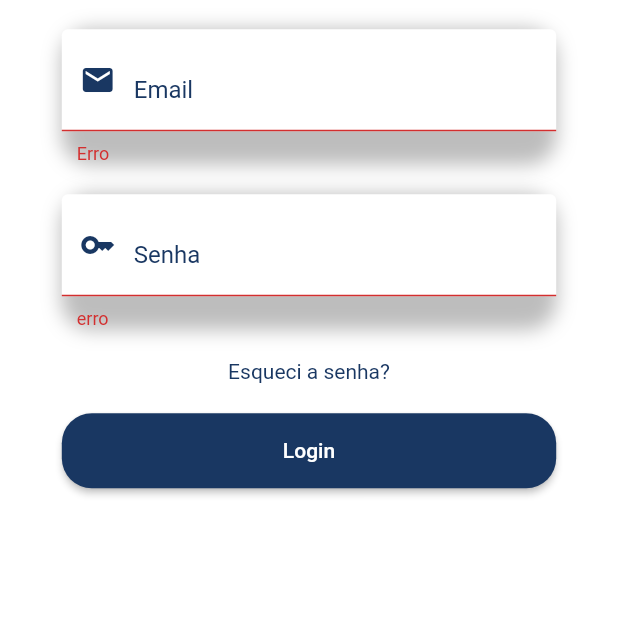
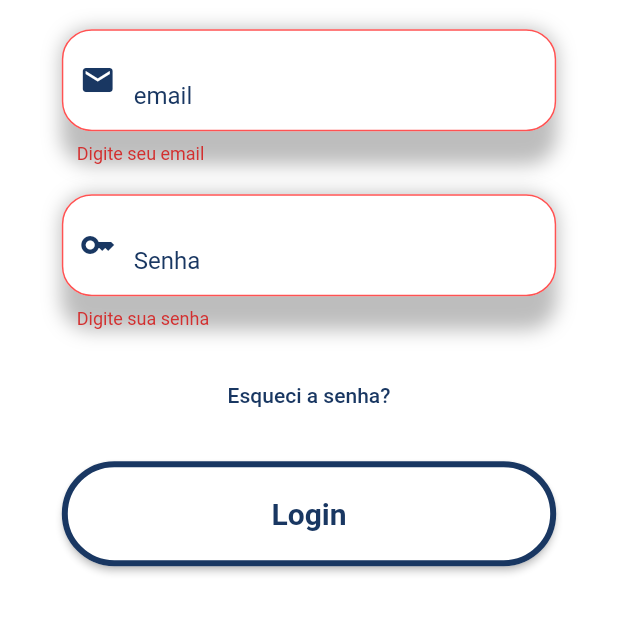
Before and after one commit to MarshFfeco/Project_abc, a Flutter app: the screen it shows after launch, after a tap on "Login", on a phone screen of 412 x 824 dp, the part 248-882 px from its top. Run offline on Flutter 3.47's test engine with Material 2 defaults, Android fonts, the phone set to English and light mode, and no system bars.

Commit message:
atualização da tela de login
atualização da tela de login.

```diff
--- a/lib/screens/Login_screen.dart
+++ b/lib/screens/Login_screen.dart
@@ -1,3 +1,6 @@
+import 'package:fadba/screens/components/Textfield_button_widget.dart';
+import 'package:fadba/screens/components/Textfield_widget.dart';
+import 'package:fadba/screens/components/Textfield_widget_password.dart';
 import 'package:fadba/values/Custom_color.dart';
 import 'package:flutter/material.dart';
 
@@ -11,8 +14,7 @@ class LoginScreen extends StatelessWidget {
 
     return Scaffold(
       backgroundColor: Colors.white,
-      body: SingleChildScrollView(
-        child: Column(
+      body: Column(
         children: [
           SizedBox(
             //TELA COM IMAGEM E LOGO DA FADBA
@@ -26,12 +28,13 @@ class LoginScreen extends StatelessWidget {
             child: Form(
                 child: Column(
               children: [
-                  MyCustomForm(),
+                MyCustomForm(
+                  width: width,
+                ),
               ],
             )),
           )
         ],
-        ),
       ),
     );
   }
@@ -61,7 +64,9 @@ class DecoracaoDestaque extends StatelessWidget {
 }
 
 class MyCustomForm extends StatefulWidget {
-  MyCustomForm({Key? key}) : super(key: key);
+  const MyCustomForm({Key? key, required this.width}) : super(key: key);
+
+  final width;
 
   @override
   State<MyCustomForm> createState() => _MyCustomFormState();
@@ -70,37 +75,57 @@ class MyCustomForm extends StatefulWidget {
 class _MyCustomFormState extends State<MyCustomForm> {
   final _formKey = GlobalKey<FormState>();
 
+  GlobalKey get getFormKey {
+    return _formKey;
+  }
+
   @override
   Widget build(BuildContext context) {
-    final width = MediaQuery.of(context).size.width;
-
     return Form(
       key: _formKey,
       child: Column(
+        mainAxisAlignment: MainAxisAlignment.end,
         children: [
-          SizedBox(height: 20.0),
+          const SizedBox(height: 20.0),
           SizedBox(
-            width: width * 0.8,
-            child: MyCustomFormEmail(width: width),
+            width: widget.width * 0.8,
+            child: const TextfieldWidget(
+                hinText: 'email',
+                prefixIcon: Icons.email,
+                sufixIcon: Icons.close,
+                obscureText: false,
+                textInputType: TextInputType.emailAddress),
           ),
-          SizedBox(height: 20.0),
+          const SizedBox(height: 20.0),
           SizedBox(
-            width: width * 0.8,
-            child: MyCustomFormPassword(width: width),
-          ),
-          SizedBox(height: 20.0),
+              width: widget.width * 0.8,
+              child: const TextfieldPasswordWidget()),
+          const SizedBox(height: 20.0),
           Center(
-            child: Text(
-              "Esqueci a senha?",
-              style: TextStyle(color: CustomColor().getCorPadraoAzul),
+            child: TextButton(
+              onPressed: () {
+                ScaffoldMessenger.of(context).showSnackBar(const SnackBar(
+                  content: Text("Esqueci a senha"),
+                ));
+              },
+              child: Text("Esqueci a senha?",
+                  style: TextStyle(color: CustomColor().getCorPadraoAzul)),
             ),
           ),
-          SizedBox(height: 20.0),
+          const SizedBox(height: 20.0),
+          TextfieldButtonWidget(
+            width: widget.width,
+            formKey: getFormKey,
+            nameButton: 'Login',
+            isFill: true,
+            padromColor: CustomColor().getCorPadraoAzul,
+          )
+          /*
           ElevatedButton(
             style: ElevatedButton.styleFrom(
                 primary: CustomColor().getCorPadraoAzul,
                 fixedSize: Size(width * 0.8, 50),
-                shape: RoundedRectangleBorder(
+                shape: const RoundedRectangleBorder(
                   borderRadius: BorderRadius.all(Radius.circular(20)),
                 )),
             onPressed: () {
@@ -112,141 +137,9 @@ class _MyCustomFormState extends State<MyCustomForm> {
             },
             child: const Text('Login'),
           ),
+          */
         ],
       ),
     );
   }
 }
-
-class MyCustomFormPassword extends StatefulWidget {
-  MyCustomFormPassword({
-    Key? key,
-    required this.width,
-  }) : super(key: key);
-
-  final double width;
-
-  @override
-  State<MyCustomFormPassword> createState() => _MyCustomFormPasswordState();
-}
-
-class _MyCustomFormPasswordState extends State<MyCustomFormPassword> {
-  bool _securityText = true;
-
-  @override
-  Widget build(BuildContext context) {
-    return Container(
-      decoration: BoxDecoration(
-          borderRadius: BorderRadius.all(Radius.circular(20)),
-          boxShadow: [
-            BoxShadow(
-              color: Colors.black26,
-              blurRadius: 10,
-            )
-          ]),
-      child: TextFormField(
-        keyboardType: TextInputType.visiblePassword,
-        obscureText: _securityText,
-        decoration: InputDecoration(
-          contentPadding: EdgeInsets.all(10),
-          enabledBorder: OutlineInputBorder(
-            borderSide: BorderSide(color: Colors.white),
-            borderRadius: BorderRadius.all(Radius.circular(20)),
-          ),
-          focusedBorder: OutlineInputBorder(
-            borderSide: BorderSide(color: Colors.white),
-            borderRadius: BorderRadius.all(Radius.circular(20)),
-          ),
-          filled: true,
-          fillColor: Colors.white,
-          prefixIcon: Icon(
-            Icons.key,
-            color: CustomColor().getCorPadraoAzul,
-          ),
-          suffix: IconButton(
-              icon: Icon(_securityText
-                  ? Icons.remove_red_eye_rounded
-                  : Icons.remove_red_eye_outlined),
-              onPressed: () => setState(() => _securityText = !_securityText)),
-          hintText: 'Senha',
-          hintStyle: TextStyle(color: CustomColor().getCorPadraoAzul),
-        ),
-        validator: (value) {
-          if (value == null || value.isEmpty) {
-            return 'erro';
-          }
-          return null;
-        },
-      ),
-    );
-  }
-}
-
-class MyCustomFormEmail extends StatefulWidget {
-  const MyCustomFormEmail({
-    Key? key,
-    required this.width,
-  }) : super(key: key);
-
-  final double width;
-
-  @override
-  State<MyCustomFormEmail> createState() => _MyCustomFormEmailState();
-}
-
-class _MyCustomFormEmailState extends State<MyCustomFormEmail> {
-  final _myController = TextEditingController();
-
-  @override
-  void dispose() {
-    _myController.dispose();
-    super.dispose();
-  }
-
-  @override
-  Widget build(BuildContext context) {
-    return Container(
-      decoration: BoxDecoration(
-          borderRadius: BorderRadius.all(Radius.circular(20)),
-          boxShadow: [
-            BoxShadow(
-              color: Colors.black26,
-              blurRadius: 10,
-            )
-          ]),
-      child: TextFormField(
-        controller: _myController,
-        keyboardType: TextInputType.emailAddress,
-        obscureText: false,
-        decoration: InputDecoration(
-          contentPadding: EdgeInsets.all(10),
-          enabledBorder: OutlineInputBorder(
-              borderSide: BorderSide(color: Colors.white),
-              borderRadius: BorderRadius.all(Radius.circular(20))),
-          focusedBorder: OutlineInputBorder(
-            borderSide: BorderSide(color: Colors.white),
-            borderRadius: BorderRadius.all(Radius.circular(20)),
-          ),
-          filled: true,
-          fillColor: Colors.white,
-          prefixIcon: Icon(
-            Icons.email,
-            color: CustomColor().getCorPadraoAzul,
-          ),
-          suffix: IconButton(
-            icon: Icon(Icons.close),
-            onPressed: () => setState(() => _myController.clear()),
-          ),
-          hintText: 'Email',
-          hintStyle: TextStyle(color: CustomColor().getCorPadraoAzul),
-        ),
-        validator: (value) {
-          if (value == null || value.isEmpty) {
-            return 'Erro';
-          }
-          return null;
-        },
-      ),
-    );
-  }
-}
--- /dev/null
+++ b/lib/screens/components/Textfield_button_widget.dart
@@ -0,0 +1,49 @@
+import 'package:flutter/material.dart';
+
+import '../../values/Custom_color.dart';
+
+class TextfieldButtonWidget extends StatelessWidget {
+  const TextfieldButtonWidget(
+      {Key? key,
+      required this.width,
+      required this.formKey,
+      required this.nameButton,
+      required this.isFill,
+      required this.padromColor})
+      : super(key: key);
+
+  final width;
+  final formKey;
+  final bool isFill;
+  final Color padromColor;
+
+  final String nameButton;
+
+  @override
+  Widget build(BuildContext context) {
+    return ElevatedButton(
+      style: ElevatedButton.styleFrom(
+        primary: isFill ? Colors.white : padromColor,
+        onPrimary: isFill ? padromColor : Colors.white,
+        textStyle: const TextStyle(fontSize: 20, fontWeight: FontWeight.bold),
+        minimumSize: Size(width * 0.8, 70),
+        shape: isFill
+            ? StadiumBorder(
+                side: BorderSide(
+                  width: 4,
+                  color: padromColor,
+                ),
+              )
+            : const StadiumBorder(),
+      ),
+      onPressed: () {
+        if (formKey.currentState!.validate()) {
+          ScaffoldMessenger.of(context).showSnackBar(
+            const SnackBar(content: Text('Processando informações')),
+          );
+        }
+      },
+      child: Text(nameButton),
+    );
+  }
+}
--- /dev/null
+++ b/lib/screens/components/Textfield_widget.dart
@@ -0,0 +1,86 @@
+import 'package:flutter/material.dart';
+
+import '../../values/Custom_color.dart';
+
+class TextfieldWidget extends StatefulWidget {
+  const TextfieldWidget(
+      {Key? key,
+      required this.hinText,
+      required this.prefixIcon,
+      required this.sufixIcon,
+      required this.obscureText,
+      required this.textInputType})
+      : super(key: key);
+
+  final String hinText;
+  final IconData prefixIcon;
+  final IconData sufixIcon;
+  final bool obscureText;
+  final TextInputType textInputType;
+
+  @override
+  State<TextfieldWidget> createState() => _TextfieldWidgetState();
+}
+
+class _TextfieldWidgetState extends State<TextfieldWidget> {
+  final _myController = TextEditingController();
+
+  @override
+  void dispose() {
+    _myController.dispose();
+    super.dispose();
+  }
+
+  @override
+  Widget build(BuildContext context) {
+    return Container(
+      decoration: const BoxDecoration(
+          borderRadius: BorderRadius.all(Radius.circular(20)),
+          boxShadow: [
+            BoxShadow(
+              color: Colors.black26,
+              blurRadius: 10,
+            )
+          ]),
+      child: TextFormField(
+        controller: _myController,
+        keyboardType: widget.textInputType,
+        obscureText: widget.obscureText,
+        decoration: InputDecoration(
+          hintText: widget.hinText,
+          hintStyle: TextStyle(color: CustomColor().getCorPadraoAzul),
+          contentPadding: const EdgeInsets.all(10),
+          enabledBorder: const OutlineInputBorder(
+              borderSide: BorderSide(color: Colors.white),
+              borderRadius: BorderRadius.all(Radius.circular(20))),
+          focusedBorder: const OutlineInputBorder(
+            borderSide: BorderSide(color: Colors.white),
+            borderRadius: BorderRadius.all(Radius.circular(20)),
+          ),
+          errorBorder: const OutlineInputBorder(
+              borderSide: BorderSide(color: Colors.redAccent),
+              borderRadius: BorderRadius.all(Radius.circular(20))),
+          focusedErrorBorder: const OutlineInputBorder(
+              borderSide: BorderSide(color: Colors.redAccent),
+              borderRadius: BorderRadius.all(Radius.circular(20))),
+          filled: true,
+          fillColor: Colors.white,
+          prefixIcon: Icon(
+            widget.prefixIcon,
+            color: CustomColor().getCorPadraoAzul,
+          ),
+          suffix: IconButton(
+            icon: Icon(widget.sufixIcon),
+            onPressed: () => setState(() => _myController.clear()),
+          ),
+        ),
+        validator: (value) {
+          if (value == null || value.isEmpty) {
+            return "Digite seu email";
+          }
+          return null;
+        },
+      ),
+    );
+  }
+}
--- /dev/null
+++ b/lib/screens/components/Textfield_widget_password.dart
@@ -0,0 +1,81 @@
+import 'package:flutter/material.dart';
+
+import '../../values/Custom_color.dart';
+
+class TextfieldPasswordWidget extends StatefulWidget {
+  const TextfieldPasswordWidget({
+    Key? key,
+  }) : super(key: key);
+
+  @override
+  State<TextfieldPasswordWidget> createState() =>
+      _TextfieldPasswordWidgetState();
+}
+
+class _TextfieldPasswordWidgetState extends State<TextfieldPasswordWidget> {
+  bool _securityText = true;
+  bool isShadow = true;
+
+  set setSecurityText(bool securityText) {
+    _securityText = securityText;
+  }
+
+  bool get getSecuritytext {
+    return _securityText;
+  }
+
+  @override
+  Widget build(BuildContext context) {
+    return Container(
+      decoration: isShadow
+          ? const BoxDecoration(
+              borderRadius: BorderRadius.all(Radius.circular(20)),
+              boxShadow: [
+                  BoxShadow(
+                    color: Colors.black26,
+                    blurRadius: 10,
+                  )
+                ])
+          : const BoxDecoration(),
+      child: TextFormField(
+        keyboardType: TextInputType.visiblePassword,
+        obscureText: getSecuritytext,
+        decoration: InputDecoration(
+          hintText: 'Senha',
+          hintStyle: TextStyle(color: CustomColor().getCorPadraoAzul),
+          contentPadding: const EdgeInsets.all(10),
+          enabledBorder: const OutlineInputBorder(
+              borderSide: BorderSide(color: Colors.white),
+              borderRadius: BorderRadius.all(Radius.circular(20))),
+          focusedBorder: const OutlineInputBorder(
+              borderSide: BorderSide(color: Colors.white),
+              borderRadius: BorderRadius.all(Radius.circular(20))),
+          errorBorder: const OutlineInputBorder(
+              borderSide: BorderSide(color: Colors.redAccent),
+              borderRadius: BorderRadius.all(Radius.circular(20))),
+          focusedErrorBorder: const OutlineInputBorder(
+              borderSide: BorderSide(color: Colors.redAccent),
+              borderRadius: BorderRadius.all(Radius.circular(20))),
+          filled: true,
+          fillColor: Colors.white,
+          prefixIcon: Icon(
+            Icons.key,
+            color: CustomColor().getCorPadraoAzul,
+          ),
+          suffix: IconButton(
+            icon:
+                Icon(getSecuritytext ? Icons.visibility_off : Icons.visibility),
+            onPressed: () => setState(() => setSecurityText = !getSecuritytext),
+          ),
+        ),
+        validator: (value) {
+          if (value == null || value.isEmpty) {
+            isShadow = false;
+            return "Digite sua senha";
+          }
+          return null;
+        },
+      ),
+    );
+  }
+}
```
Also changed, not shown: 2 other files. Lines whose indentation alone changed are shown as unchanged.
